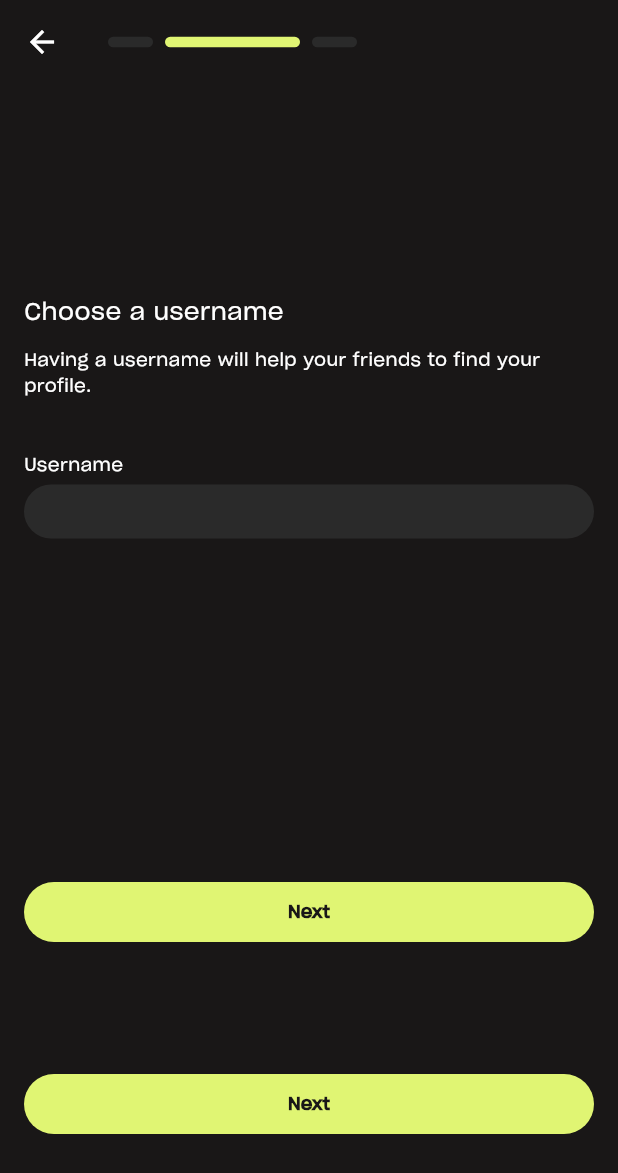
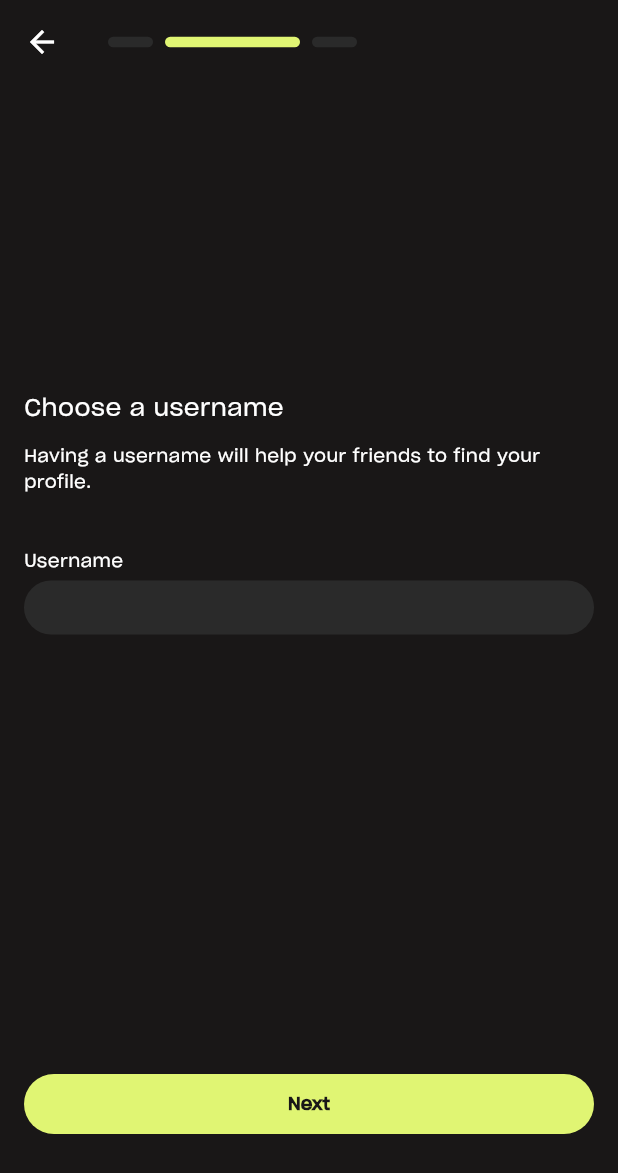
Before and after one commit to abuyukyi101198/sidelines-flutter, a Flutter app: the SetupJourney screen opened directly, swiped to page 2, on a phone screen of 412 x 824 dp. Shown: the top 1173 px of the screen. Run offline on Flutter 3.47's test engine with Material 3 defaults, Android fonts, the light colour scheme and no system bars; drawn by our look-alikes of smooth_page_indicator; our stand-ins replace flutter_svg.

Commit message:
removed the next button from stages

```diff
--- a/lib/screens/username_screen.dart
+++ b/lib/screens/username_screen.dart
@@ -1,5 +1,4 @@
 import 'package:flutter/material.dart';
-import 'package:sidelines/widgets/buttons/next_bottom_button.dart';
 import 'package:sidelines/widgets/fields/username_field.dart';
 
 class UsernameScreen extends StatelessWidget {
@@ -39,7 +38,6 @@ class UsernameScreen extends StatelessWidget {
               ]),
         ),
       ),
-      bottomNavigationBar: NextBottomButton(),
     );
   }
 }
--- a/lib/widgets/buttons/next_bottom_button.dart
+++ b/lib/widgets/buttons/next_bottom_button.dart
@@ -2,10 +2,11 @@ import 'package:flutter/material.dart';
 
 class NextBottomButton extends StatelessWidget {
   final String? text;
+  final void Function()? onPressed;
 
   final String _defaultText = 'Next';
 
-  const NextBottomButton({super.key, this.text});
+  const NextBottomButton({super.key, this.text, required this.onPressed});
 
   @override
   Widget build(BuildContext context) {
@@ -17,7 +18,7 @@ class NextBottomButton extends StatelessWidget {
           mainAxisAlignment: MainAxisAlignment.end,
           mainAxisSize: MainAxisSize.min,
           children: [
-            FilledButton(onPressed: () {}, child: Text(effectiveText)),
+            FilledButton(onPressed: onPressed, child: Text(effectiveText)),
             const SizedBox(
               height: 48,
             ),
```
Also changed, not shown: lib/screens/welcome_screen.dart (+3 -5 lines).
